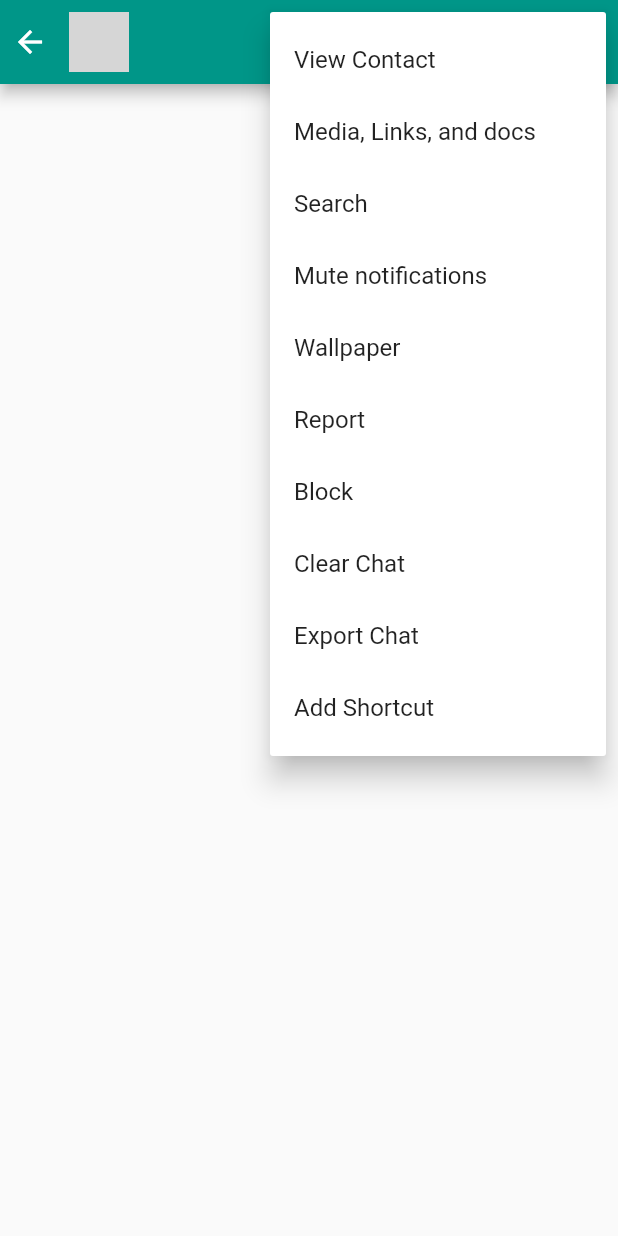
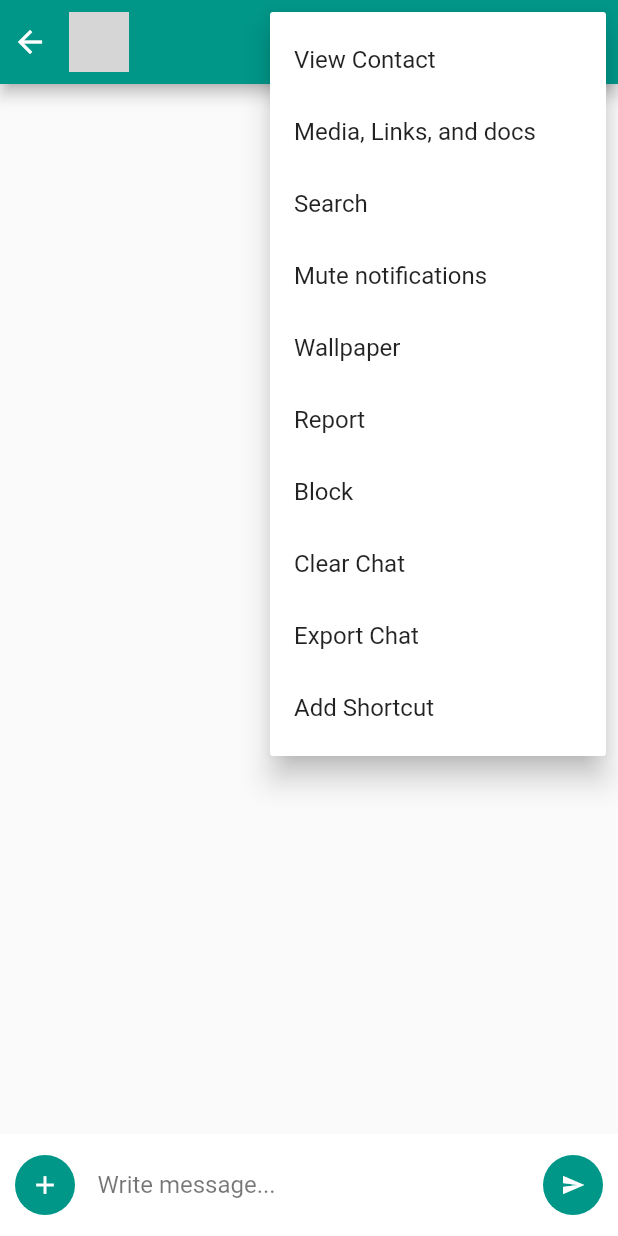
Before and after one commit to aryankush25/lets-chat-mobile, a Flutter app: the ChatScreen screen opened directly with empty values, after a tap on the "more vert" icon, on a phone screen of 412 x 824 dp. Run offline on Flutter 3.47's test engine with Material 2 defaults, Android fonts, the phone set to English and light mode, and no system bars; our stand-ins replace bloc, equatable, flutter_bloc, flutter_dotenv, formz, shared_preferences; accounts and stored records are empty; network calls fail; statements that could not run were skipped; grey boxes are pictures that could not be loaded.

Commit message:
Chat text input

```diff
--- a/lib/screens/chat_screen/chat_screen.dart
+++ b/lib/screens/chat_screen/chat_screen.dart
@@ -2,6 +2,7 @@ import 'package:flutter/material.dart';
 
 import '../../models/user.dart';
 import './widgets/chat_screen_app_bar.dart';
+import './widgets/chat_screen_body.dart';
 
 class ChatScreen extends StatelessWidget {
   @override
@@ -12,6 +13,7 @@ class ChatScreen extends StatelessWidget {
       appBar: ChatScreenAppBar(
         user: user,
       ),
+      body: ChatScreenBody(),
     );
   }
 }
--- /dev/null
+++ b/lib/screens/chat_screen/widgets/chat_screen_body.dart
@@ -0,0 +1,14 @@
+import 'package:flutter/material.dart';
+
+import './chat_screen_text_input.dart';
+
+class ChatScreenBody extends StatelessWidget {
+  @override
+  Widget build(BuildContext context) {
+    return Stack(
+      children: <Widget>[
+        ChatScreenTextInput(),
+      ],
+    );
+  }
+}
--- /dev/null
+++ b/lib/screens/chat_screen/widgets/chat_screen_text_input.dart
@@ -0,0 +1,70 @@
+import 'package:flutter/material.dart';
+
+class ChatScreenTextInput extends StatelessWidget {
+  const ChatScreenTextInput();
+
+  @override
+  Widget build(BuildContext context) {
+    return Align(
+      alignment: Alignment.bottomCenter,
+      child: Container(
+        padding: EdgeInsets.all(10),
+        width: double.infinity,
+        color: Colors.white,
+        child: Row(
+          children: <Widget>[
+            GestureDetector(
+              onTap: () {},
+              child: Container(
+                height: 40,
+                width: 40,
+                decoration: BoxDecoration(
+                  color: Theme.of(context).primaryColor,
+                  borderRadius: BorderRadius.circular(30),
+                ),
+                child: Icon(
+                  Icons.add,
+                  color: Colors.white,
+                  size: 20,
+                ),
+              ),
+            ),
+            SizedBox(
+              width: 15,
+            ),
+            Expanded(
+              child: TextField(
+                textCapitalization: TextCapitalization.sentences,
+                // maxLines: 2,
+                decoration: InputDecoration(
+                  hintText: "Write message...",
+                  hintStyle: TextStyle(color: Colors.black54),
+                  border: InputBorder.none,
+                ),
+              ),
+            ),
+            SizedBox(
+              width: 15,
+            ),
+            GestureDetector(
+              onTap: () {},
+              child: Container(
+                height: 40,
+                width: 40,
+                decoration: BoxDecoration(
+                  color: Theme.of(context).primaryColor,
+                  borderRadius: BorderRadius.circular(30),
+                ),
+                child: Icon(
+                  Icons.send,
+                  color: Colors.white,
+                  size: 16,
+                ),
+              ),
+            ),
+          ],
+        ),
+      ),
+    );
+  }
+}
```
